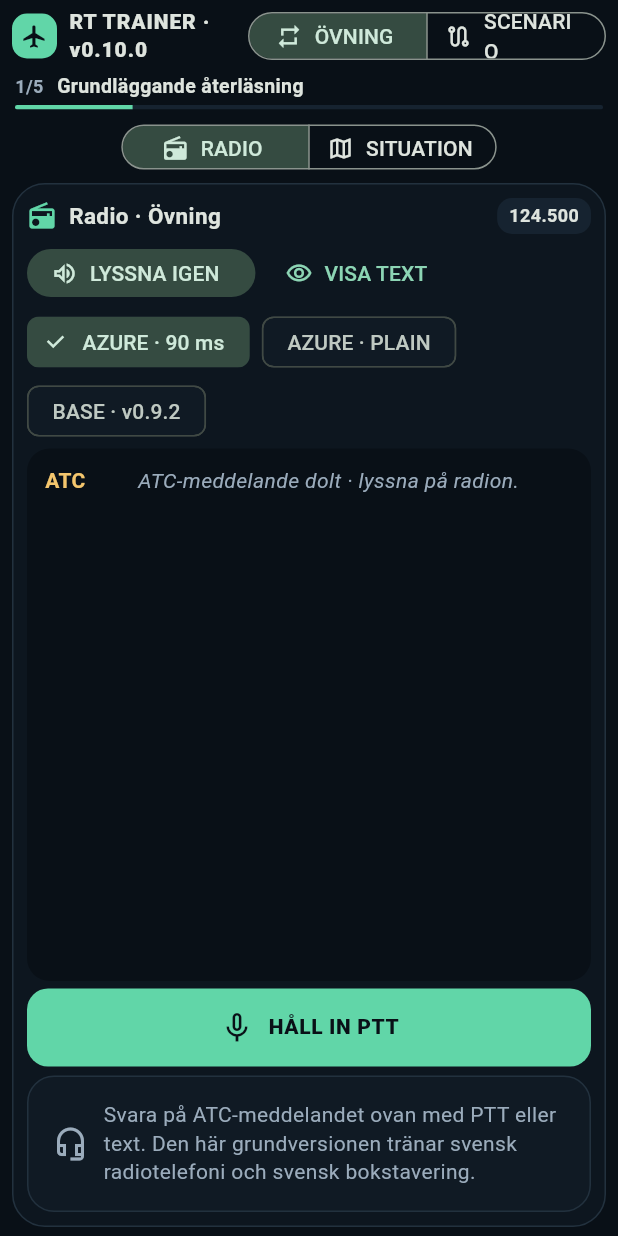
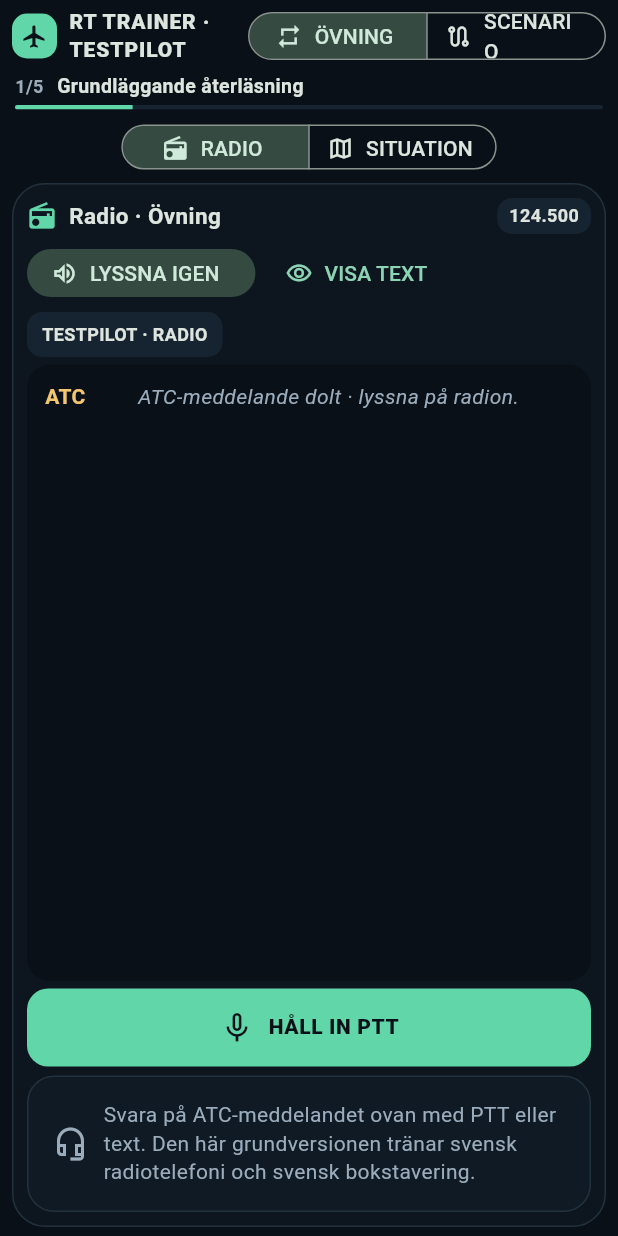
Before and after one commit to perfect-speed/rt-trainer, a Flutter app: the screen it shows after launch, after a tap on "STARTA DEMO", on a phone screen of 412 x 824 dp. Run offline on Flutter 3.47's test engine with Material 3 defaults, Android fonts, the light colour scheme and no system bars; our stand-ins replace audioplayers; missing offline and left inert: record.

Commit message:
Publish testpilot web baseline

```diff
--- a/lib/main.dart
+++ b/lib/main.dart
@@ -12,7 +12,7 @@ class RtTrainerApp extends StatelessWidget {
   @override
   Widget build(BuildContext context) {
     return MaterialApp(
-      title: 'RT Trainer Demo',
+      title: 'RT Trainer Testpilot',
       debugShowCheckedModeBanner: false,
       theme: AppTheme.dark,
       home: const DemoWelcomeScreen(),
--- a/lib/screens/demo_welcome_screen.dart
+++ b/lib/screens/demo_welcome_screen.dart
@@ -116,7 +116,7 @@ class _DemoWelcomeScreenState extends State<DemoWelcomeScreen> {
                     ),
                     const SizedBox(height: 24),
                     const Text(
-                      'Syftet med demon är att prova om radioträningen känns naturlig. ATC läses upp som ljud, du svarar med PTT och återkopplingen hjälper dig att upptäcka sak- och fraseologifel.',
+                      'Det här är en testversion av en svensk radiotelefonitränare för PPL. Kör den gärna som en elev: lyssna på ATC, svara med PTT och notera vad som känns naturligt, onaturligt eller oklart.',
                       style: TextStyle(fontSize: 16, height: 1.45),
                     ),
                     const SizedBox(height: 22),
@@ -127,8 +127,8 @@ class _DemoWelcomeScreenState extends State<DemoWelcomeScreen> {
                     ),
                     const _DemoPoint(
                       icon: Icons.record_voice_over_outlined,
-                      title: 'Tala tydligt men normalt',
-                      text: 'Använd svensk radiotelefoni och svensk bokstavering. Du ska inte behöva tala onaturligt långsamt.',
+                      title: 'Tala som du skulle göra på radion',
+                      text: 'Använd svensk radiotelefoni och svensk bokstavering. Försök inte anpassa dig till datorn mer än du skulle göra till en mänsklig motstation.',
                     ),
                     const _DemoPoint(
                       icon: Icons.rule_outlined,
@@ -137,8 +137,8 @@ class _DemoWelcomeScreenState extends State<DemoWelcomeScreen> {
                     ),
                     const _DemoPoint(
                       icon: Icons.bug_report_outlined,
-                      title: 'Detta är en prototyp',
-                      text: 'Om taligenkänningen verkar ha hört något annat än det du sade, notera gärna exakt vad som hände. Systemet ska inte korrigera elevens svar i smyg.',
+                      title: 'Fyra saker vi vill ha din spontana reaktion på',
+                      text: '1) Känns radioreplikerna trovärdiga? 2) Hur fungerar flyt och tempo? 3) Förstår taligenkänningen dig? 4) Är återkopplingen begriplig och rimlig?',
                     ),
                     const SizedBox(height: 22),
                     FilledButton.icon(
@@ -161,7 +161,7 @@ class _DemoWelcomeScreenState extends State<DemoWelcomeScreen> {
                     ],
                     const SizedBox(height: 10),
                     const Text(
-                      'Röstservern värms i bakgrunden medan denna sida visas. Mikrofonbehörighet behöver tillåtas i webbläsaren. Ingen API-nyckel ska finnas i själva webbappen.',
+                      'Röstservern värms i bakgrunden medan sidan visas. Tillåt mikrofonen när webbläsaren frågar. Börja gärna i ÖVNING och prova sedan SCENARIO.',
                       textAlign: TextAlign.center,
                       style: TextStyle(color: AppTheme.textMuted, fontSize: 12),
                     ),
--- a/lib/screens/trainer_screen.dart
+++ b/lib/screens/trainer_screen.dart
@@ -121,7 +121,7 @@ class _TrainerScreenState extends State<TrainerScreen> {
   bool _showAtcPromptText = false;
   bool _isSpeakingAtc = false;
   String? _speechError;
-  SpeechEngine _speechEngine = SpeechEngine.azureProsodyRadio;
+  SpeechEngine _speechEngine = SpeechEngine.openAiBaselineRadio;
   final Map<String, List<int>> _speechCache = <String, List<int>>{};
 
   List<TrainingStep> get _steps => _mode == PracticeMode.drillReadback ? _drillSteps : _scenarioSteps;
@@ -597,32 +597,16 @@ class _TrainerScreenState extends State<TrainerScreen> {
                   label: Text(_showAtcPromptText ? 'DÖLJ TEXT' : 'VISA TEXT'),
                   style: const ButtonStyle(visualDensity: VisualDensity.compact),
                 ),
-                ChoiceChip(
-                  label: const Text('AZURE · 90 ms'),
-                  selected: _speechEngine == SpeechEngine.azureProsodyRadio,
-                  onSelected: _isSpeakingAtc ? null : (_) => setState(() {
-                    _speechEngine = SpeechEngine.azureProsodyRadio;
-                    _speechError = null;
-                  }),
-                  visualDensity: VisualDensity.compact,
-                ),
-                ChoiceChip(
-                  label: const Text('AZURE · PLAIN'),
-                  selected: _speechEngine == SpeechEngine.azurePlainRadio,
-                  onSelected: _isSpeakingAtc ? null : (_) => setState(() {
-                    _speechEngine = SpeechEngine.azurePlainRadio;
-                    _speechError = null;
-                  }),
-                  visualDensity: VisualDensity.compact,
-                ),
-                ChoiceChip(
-                  label: const Text('BASE · v0.9.2'),
-                  selected: _speechEngine == SpeechEngine.openAiBaselineRadio,
-                  onSelected: _isSpeakingAtc ? null : (_) => setState(() {
-                    _speechEngine = SpeechEngine.openAiBaselineRadio;
-                    _speechError = null;
-                  }),
-                  visualDensity: VisualDensity.compact,
+                Container(
+                  padding: const EdgeInsets.symmetric(horizontal: 10, vertical: 7),
+                  decoration: BoxDecoration(
+                    color: AppTheme.panelElevated,
+                    borderRadius: BorderRadius.circular(10),
+                  ),
+                  child: const Text(
+                    'TESTPILOT · RADIO',
+                    style: TextStyle(fontSize: 12, fontWeight: FontWeight.w700),
+                  ),
                 ),
               ],
             ),
@@ -768,7 +752,7 @@ class _TrainerScreenState extends State<TrainerScreen> {
                   border: Border.all(color: AppTheme.accent.withValues(alpha: .20)),
                 ),
                 child: const Text(
-                  'Som testpilot: notera gärna om taligenkänningen misstolkade något, om återkopplingen kändes rimlig och om någon radioreplik kändes onaturlig.',
+                  'Tack. Ge gärna en spontan återkoppling efteråt: Vad kändes mest realistiskt? Vad bröt illusionen? Var tempo och flyt rimligt? Missförstod taligenkänningen något? Var någon bedömning orimlig?',
                   textAlign: TextAlign.center,
                   style: TextStyle(color: AppTheme.textMuted, height: 1.35),
                 ),
@@ -893,7 +877,7 @@ class _Header extends StatelessWidget {
             const SizedBox(width: 8),
             Expanded(
               child: Text(
-                veryCompact ? 'RT TRAINER · v0.10.0' : 'RT TRAINER',
+                veryCompact ? 'RT TRAINER · TESTPILOT' : 'RT TRAINER',
                 style: TextStyle(fontSize: veryCompact ? 14 : 16, fontWeight: FontWeight.w800, letterSpacing: .6),
               ),
             ),
--- a/pubspec.yaml
+++ b/pubspec.yaml
@@ -1,7 +1,7 @@
 name: rt_trainer
 description: Constraint-based radiotelephony trainer for Swedish PPL training.
 publish_to: 'none'
-version: 0.10.0+1
+version: 0.10.0+2
 
 environment:
   sdk: '>=3.4.0 <4.0.0'
```
Also changed, not shown: 2 other files.
